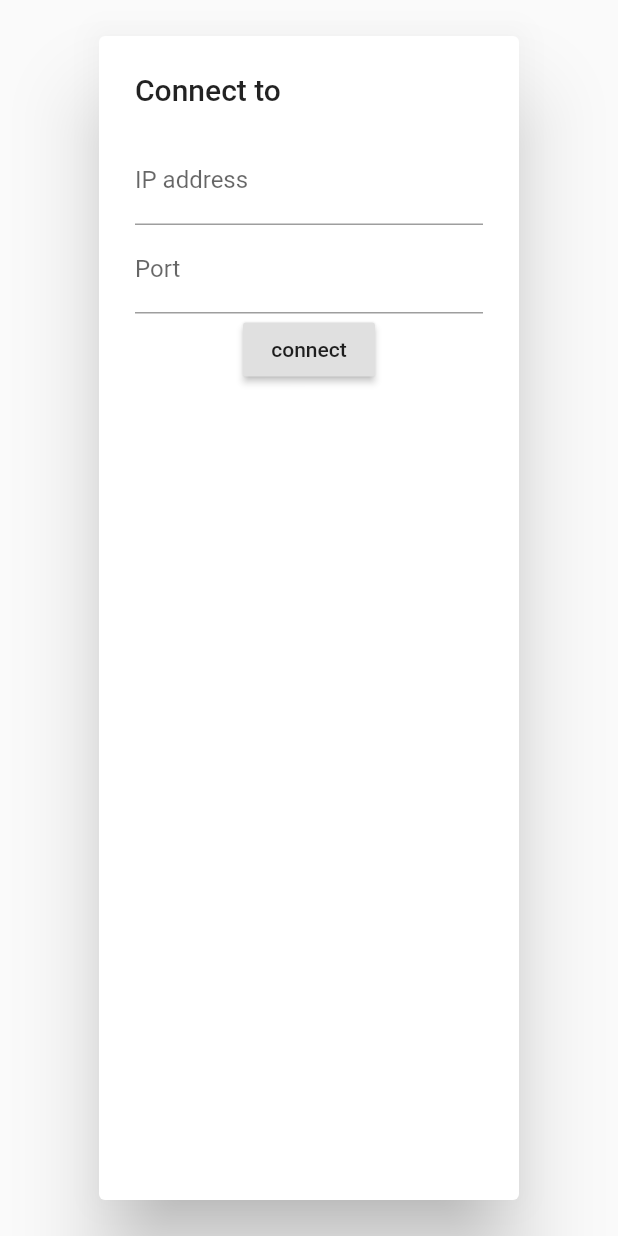
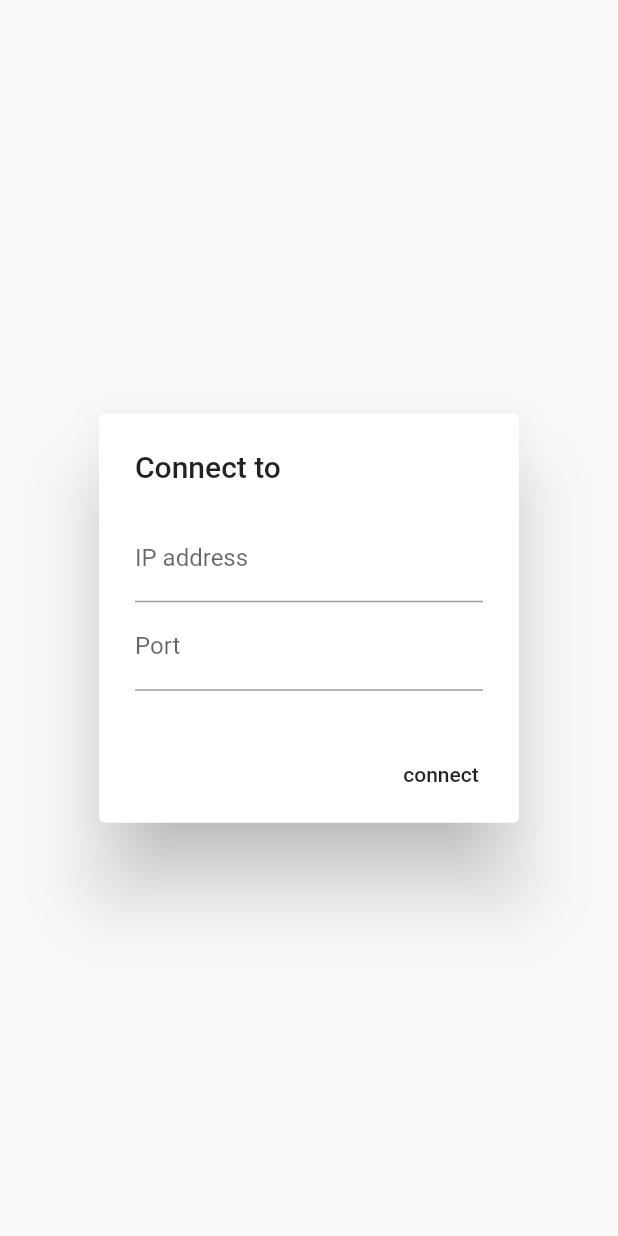
Before and after one commit to vscreen/mobile, a Flutter app: the ConnectionDialog widget shown alone on an empty page, opened directly, on a phone screen of 412 x 824 dp. Run offline on Flutter 3.47's test engine with Material 2 defaults, Android fonts, the phone set to English and light mode, and no system bars; our stand-ins replace flutter_bloc; missing offline and left inert: vscreen_client_core; statements that could not run were skipped.

Commit message:
Fixed dialog size

```diff
--- a/lib/player/connection.dart
+++ b/lib/player/connection.dart
@@ -21,6 +21,7 @@ class ConnectionDialogState extends State<ConnectionDialog> {
       content: Form(
         key: _formKey,
         child: Column(
+          mainAxisSize: MainAxisSize.min,
           children: <Widget>[
             TextFormField(
               controller: _ipController,
@@ -31,8 +32,12 @@ class ConnectionDialogState extends State<ConnectionDialog> {
               controller: _portController,
               keyboardType: TextInputType.number,
               decoration: InputDecoration(labelText: "Port"),
+            )
+          ],
         ),
-            RaisedButton(
+      ),
+      actions: <Widget>[
+        FlatButton(
           onPressed: () {
             var url = _ipController.text;
             var port = int.parse(_portController.text);
@@ -42,8 +47,6 @@ class ConnectionDialogState extends State<ConnectionDialog> {
           child: Text("connect"),
         )
       ],
-        ),
-      ),
     );
   }
 }
```
Lines whose indentation alone changed are shown as unchanged.
